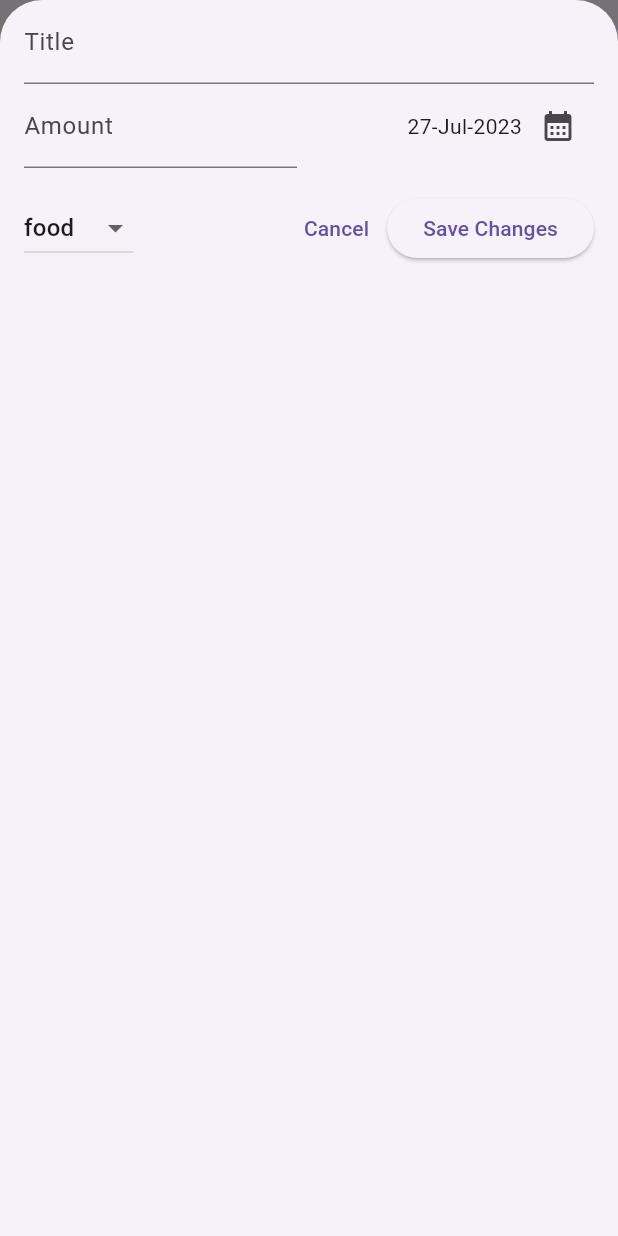
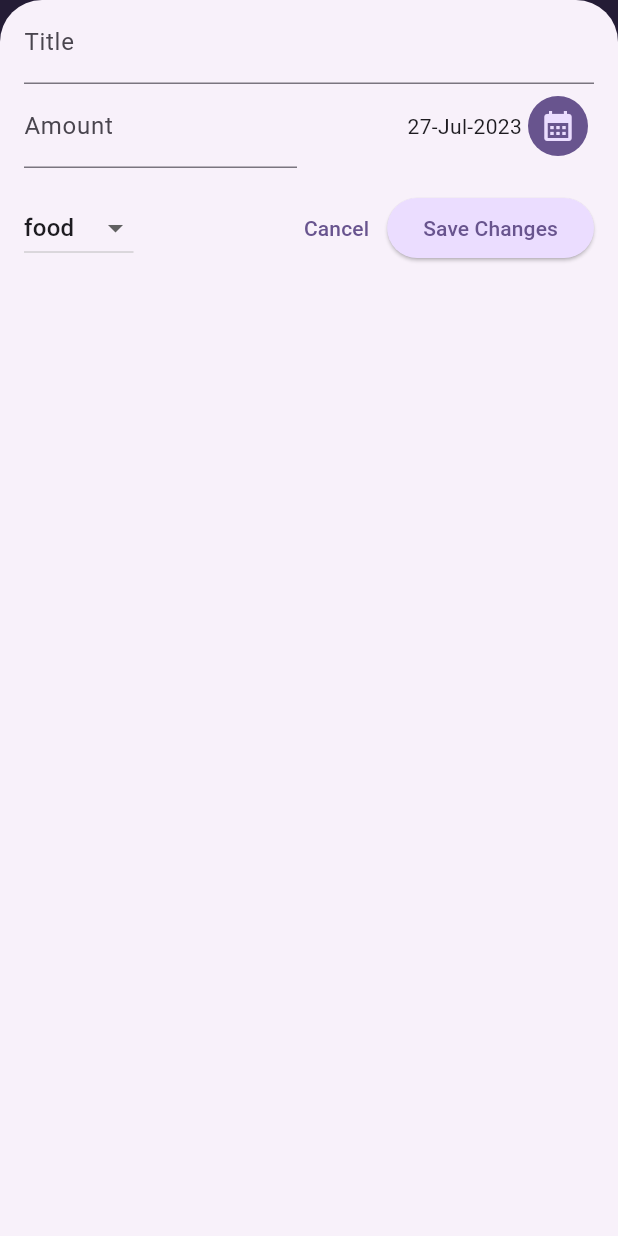
Before and after one commit to bhuphathi/expense_tracker, a Flutter app: the screen it shows after launch, after a tap on the "add" icon, on a phone screen of 412 x 824 dp. Run offline on Flutter 3.47's test engine with Material 2 defaults, Android fonts, the phone set to English and light mode, and no system bars.

Commit message:
feat: light and dark theme with button

```diff
--- a/lib/main.dart
+++ b/lib/main.dart
@@ -2,11 +2,73 @@ import 'package:flutter/material.dart';
 
 import 'package:expense_tracker/screens/expenses_screen.dart';
 
+final lightColorScheme = ColorScheme.fromSeed(seedColor: Colors.deepPurple);
+final darkColorScheme = ColorScheme.fromSeed(
+  seedColor: Colors.deepPurple,
+  brightness: Brightness.dark,
+);
+
+enum CurrentThemeMode { light, dark }
+
 void main() {
-  runApp(
-    MaterialApp(
-      theme: ThemeData(useMaterial3: true),
-      home: const ExpensesScreen(),
-    ),
-  );
+  runApp(const App());
 }
+
+class App extends StatefulWidget {
+  const App({Key? key}) : super(key: key);
+
+  @override
+  State<App> createState() => _AppState();
+}
+
+class _AppState extends State<App> {
+  var themeMode = CurrentThemeMode.light;
+  var colorScheme = lightColorScheme;
+
+  void toggleTheme() {
+    setState(() {
+      if (themeMode == CurrentThemeMode.light) {
+        themeMode = CurrentThemeMode.dark;
+        colorScheme = darkColorScheme;
+      } else {
+        themeMode = CurrentThemeMode.light;
+        colorScheme = lightColorScheme;
+      }
+    });
+  }
+
+  @override
+  Widget build(BuildContext context) {
+    return MaterialApp(
+      theme: ThemeData(
+        useMaterial3: true,
+        colorScheme: colorScheme,
+        appBarTheme: const AppBarTheme().copyWith(
+          backgroundColor: colorScheme.onPrimaryContainer,
+          foregroundColor: colorScheme.primaryContainer,
+        ),
+        cardTheme: const CardTheme().copyWith(
+          color: colorScheme.primaryContainer,
+          margin: const EdgeInsets.symmetric(
+            horizontal: 10,
+            vertical: 5,
+          ),
+        ),
+        elevatedButtonTheme: ElevatedButtonThemeData(
+          style: ElevatedButton.styleFrom(
+              backgroundColor: colorScheme.primaryContainer),
+        ),
+        iconButtonTheme: IconButtonThemeData(
+          style: IconButton.styleFrom(
+            backgroundColor: colorScheme.primary,
+            foregroundColor: colorScheme.primaryContainer,
+          ),
+        ),
+      ),
+      home: ExpensesScreen(
+        toggleTheme: toggleTheme,
+        themeMode: themeMode,
+      ),
+    );
+  }
+}
--- a/lib/screens/expenses_screen.dart
+++ b/lib/screens/expenses_screen.dart
@@ -1,3 +1,4 @@
+import 'package:expense_tracker/main.dart';
 import 'package:flutter/material.dart';
 
 import 'package:expense_tracker/model/expense.dart';
@@ -5,7 +6,11 @@ import 'package:expense_tracker/screens/helper_widgets/add_expenses.dart';
 import 'package:expense_tracker/screens/helper_widgets/expenses_list.dart';
 
 class ExpensesScreen extends StatefulWidget {
-  const ExpensesScreen({super.key});
+  const ExpensesScreen(
+      {super.key, required this.toggleTheme, required this.themeMode});
+
+  final void Function() toggleTheme;
+  final CurrentThemeMode themeMode;
 
   @override
   State<ExpensesScreen> createState() => _ExpensesScreenState();
@@ -81,9 +86,21 @@ class _ExpensesScreenState extends State<ExpensesScreen> {
       appBar: AppBar(
         title: const Text("Expense tracker"),
         actions: [
-          IconButton(
-            onPressed: addExpenses,
-            icon: const Icon(Icons.add),
+          Container(
+            margin: const EdgeInsets.symmetric(horizontal: 8),
+            child: IconButton(
+              onPressed: addExpenses,
+              icon: const Icon(Icons.add),
+            ),
+          ),
+          Container(
+            margin: const EdgeInsets.only(right: 8),
+            child: IconButton(
+              onPressed: widget.toggleTheme,
+              icon: widget.themeMode == CurrentThemeMode.dark
+                  ? const Icon(Icons.wb_sunny_outlined)
+                  : const Icon(Icons.nights_stay_outlined),
+            ),
           ),
         ],
       ),
```
